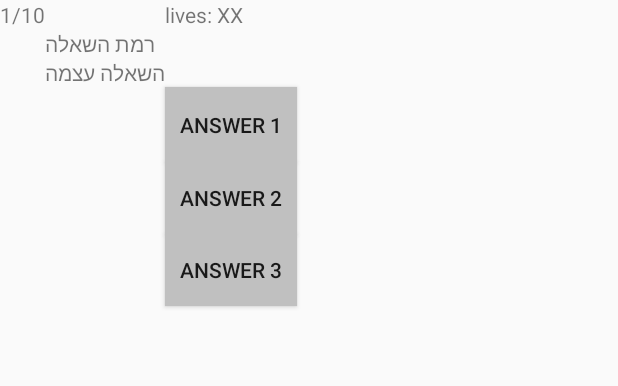
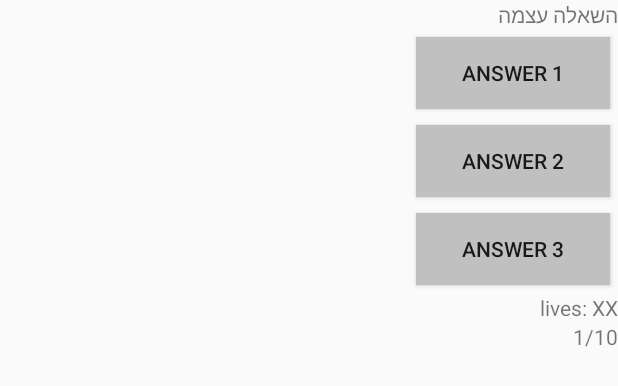
Before and after one commit to YanivBir/KingTrivia, an Android app: the layout activity_question.xml on its own in the app's theme, with its tools: preview values and no code run, on a phone screen of 412 x 824 dp. Shown: the top 386 px of the screen. Run offline under Robolectric (Android 15) with nearby library versions, the phone set to English and light mode, and no system bars.

Commit message:
Change reading questions way

```diff
--- a/app/src/main/res/layout/activity_question.xml
+++ b/app/src/main/res/layout/activity_question.xml
@@ -6,52 +6,17 @@
     android:layout_height="match_parent"
     tools:context=".MainActivity">
 
-    <GridLayout
+    <LinearLayout
         android:layout_width="match_parent"
         android:layout_height="match_parent"
-        android:layoutDirection="ltr"
-        tools:layout_editor_absoluteX="-75dp"
-        tools:layout_editor_absoluteY="0dp">
-
-        <TextView
-            android:id="@+id/txt_level"
-            android:layout_width="wrap_content"
-            android:layout_height="wrap_content"
-            android:layout_row="1"
-            android:layout_column="1"
-            android:text="רמת השאלה"
-            tools:ignore="MissingConstraints"
-            tools:layout_editor_absoluteX="156dp"
-            tools:layout_editor_absoluteY="16dp" />
-
-        <TextView
-            android:id="@+id/txt_questionNumber"
-            android:layout_width="wrap_content"
-            android:layout_height="wrap_content"
-            android:layout_row="0"
-            android:layout_column="0"
-            android:text="1/10"
-            tools:ignore="MissingConstraints"
-            tools:layout_editor_absoluteX="2dp"
-            tools:layout_editor_absoluteY="-4dp" />
-
-        <TextView
-            android:id="@+id/txt_lives"
-            android:layout_width="wrap_content"
-            android:layout_height="wrap_content"
-            android:layout_row="0"
-            android:layout_column="2"
-            android:text="lives: XX"
-            tools:ignore="MissingConstraints"
-            tools:layout_editor_absoluteX="350dp"
-            tools:layout_editor_absoluteY="-3dp" />
+        android:orientation="vertical"
+        android:layoutDirection="rtl"
+        >
 
         <TextView
             android:id="@+id/txt_question"
             android:layout_width="wrap_content"
             android:layout_height="wrap_content"
-            android:layout_row="2"
-            android:layout_column="1"
             android:text="השאלה עצמה"
             tools:ignore="MissingConstraints"
             tools:layout_editor_absoluteX="164dp"
@@ -59,40 +24,66 @@
 
         <Button
             android:id="@+id/btnAns1"
-            android:layout_width="wrap_content"
-            android:layout_height="50dp"
-            android:layout_row="3"
-            android:layout_column="2"
+            android:layout_width="129dp"
+            android:layout_height="wrap_content"
             android:background="#C0C0C0"
             android:text="Answer 1"
             tools:ignore="MissingConstraints"
             tools:layout_editor_absoluteX="307dp"
-            tools:layout_editor_absoluteY="261dp" />
+            tools:layout_editor_absoluteY="261dp"
+            android:layout_margin="5dp" />
 
         <Button
             android:id="@+id/btnAns2"
-            android:layout_width="wrap_content"
+            android:layout_width="129dp"
             android:layout_height="wrap_content"
-            android:layout_row="4"
-            android:layout_column="2"
             android:background="#C0C0C0"
             android:text="Answer 2"
             tools:ignore="MissingConstraints"
             tools:layout_editor_absoluteX="307dp"
-            tools:layout_editor_absoluteY="332dp" />
+            tools:layout_editor_absoluteY="332dp"
+            android:layout_margin="5dp" />
 
         <Button
             android:id="@+id/btnAns3"
-            android:layout_width="wrap_content"
+            android:layout_width="129dp"
             android:layout_height="wrap_content"
-            android:layout_row="5"
-            android:layout_column="2"
             android:background="#C0C0C0"
             android:text="Answer 3"
             tools:ignore="MissingConstraints"
             tools:layout_editor_absoluteX="307dp"
-            tools:layout_editor_absoluteY="405dp" />
+            tools:layout_editor_absoluteY="405dp"
+            android:layout_margin="5dp" />
 
-    </GridLayout>
+        <TextView
+            android:id="@+id/txt_lives"
+            android:layout_width="wrap_content"
+            android:layout_height="wrap_content"
+            android:text="lives: XX"
+            tools:ignore="MissingConstraints"
+            tools:layout_editor_absoluteX="350dp"
+            tools:layout_editor_absoluteY="-3dp"
+            />
+
+        <TextView
+            android:id="@+id/txt_questionNumber"
+            android:layout_width="wrap_content"
+            android:layout_height="wrap_content"
+            android:text="1/10"
+            tools:ignore="MissingConstraints"
+            tools:layout_editor_absoluteX="2dp"
+            tools:layout_editor_absoluteY="-4dp" />
+
+        <TextView
+            android:id="@+id/txt_level"
+            android:layout_width="wrap_content"
+            android:layout_height="wrap_content"
+            android:text="רמת השאלה"
+            tools:ignore="MissingConstraints"
+            tools:layout_editor_absoluteX="156dp"
+            tools:layout_editor_absoluteY="16dp"
+            android:visibility="invisible"/>
+
+    </LinearLayout>
 
 </androidx.constraintlayout.widget.ConstraintLayout>
```
Also changed, not shown: app/src/main/java/com/example/kingtrivia/GameActivity.java (+69 -54 lines), app/src/main/res/layout/activity_endgame.xml (+19 -42 lines).
